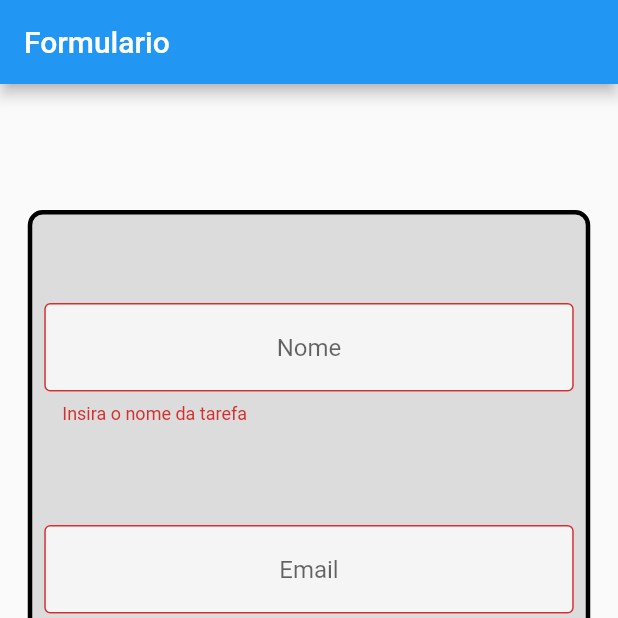
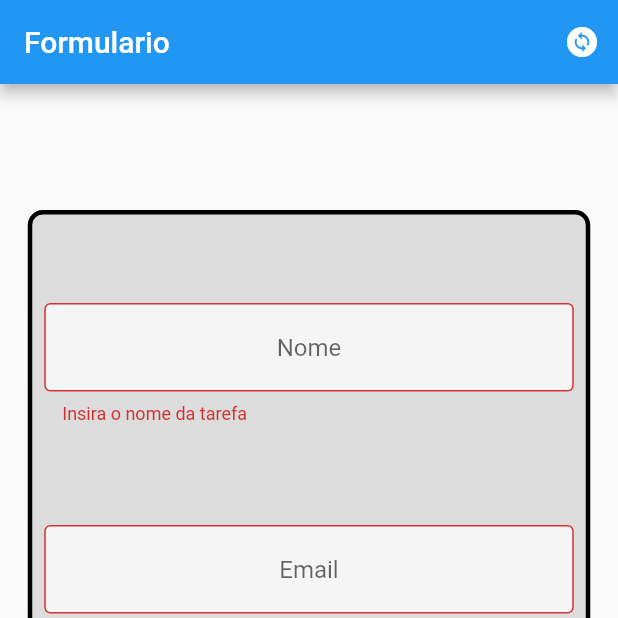
Before and after one commit to BlackLeg15/formulario_curso, a Flutter app: the screen it shows after launch, after a tap on "Continuar", on a phone screen of 412 x 824 dp, the top half of it. Run offline on Flutter 3.47's test engine with Material 2 defaults, Android fonts, the phone set to English and light mode, and no system bars.

Commit message:
construindo controller

```diff
--- /dev/null
+++ b/lib/controller/tema_controller.dart
@@ -0,0 +1,11 @@
+import 'package:flutter/material.dart';
+
+class TemaController with ChangeNotifier {
+  bool _thema = true;
+  bool get thema => _thema;
+
+  void changeThema() {
+    _thema = !_thema;
+    notifyListeners();
+  }
+}
--- a/lib/form_screen.dart
+++ b/lib/form_screen.dart
@@ -1,7 +1,13 @@
 import 'package:flutter/material.dart';
+import 'package:formulario_curso/controller/tema_controller.dart';
 
 class FormScreen extends StatefulWidget {
-  const FormScreen({super.key});
+  const FormScreen({
+    super.key,
+    required this.thema,
+  });
+
+  final TemaController thema;
 
   @override
   State<FormScreen> createState() => _FormScreenState();
@@ -11,7 +17,6 @@ class _FormScreenState extends State<FormScreen> {
   TextEditingController nameController = TextEditingController();
   TextEditingController emailController = TextEditingController();
   TextEditingController phoneController = TextEditingController();
-
   final _formKey = GlobalKey<FormState>();
 
   @override
@@ -21,6 +26,14 @@ class _FormScreenState extends State<FormScreen> {
       child: Scaffold(
         appBar: AppBar(
           title: const Text('Formulario'),
+          actions: [
+            IconButton(
+              onPressed: () {
+                widget.thema.changeThema();
+              },
+              icon: const Icon(Icons.change_circle),
+            ),
+          ],
         ),
         body: Center(
           child: SingleChildScrollView(
@@ -100,7 +113,7 @@ class _FormScreenState extends State<FormScreen> {
                   ElevatedButton(
                     onPressed: () {
                       if (_formKey.currentState!.validate()) {
-                        print('Continuar');
+                        print('continuar...');
                       }
                     },
                     child: const Text('Continuar'),
--- a/lib/main.dart
+++ b/lib/main.dart
@@ -1,22 +1,28 @@
 import 'package:flutter/material.dart';
+import 'package:formulario_curso/controller/tema_controller.dart';
 import 'package:formulario_curso/form_screen.dart';
 
 void main() {
-  runApp(const MyApp());
+  runApp(MyApp());
 }
 
 class MyApp extends StatelessWidget {
-  const MyApp({super.key});
+  MyApp({super.key});
+  final TemaController _thema = TemaController();
 
   // This widget is the root of your application.
   @override
   Widget build(BuildContext context) {
     return MaterialApp(
       title: 'Flutter Demo',
-      theme: ThemeData(
-        primarySwatch: Colors.blue,
+      theme: _thema.thema
+          ? ThemeData(
+              primarySwatch: Colors.blue,
+            )
+          : ThemeData.dark(),
+      home: FormScreen(
+        thema: _thema,
       ),
-      home: const FormScreen(),
     );
   }
 }
```
